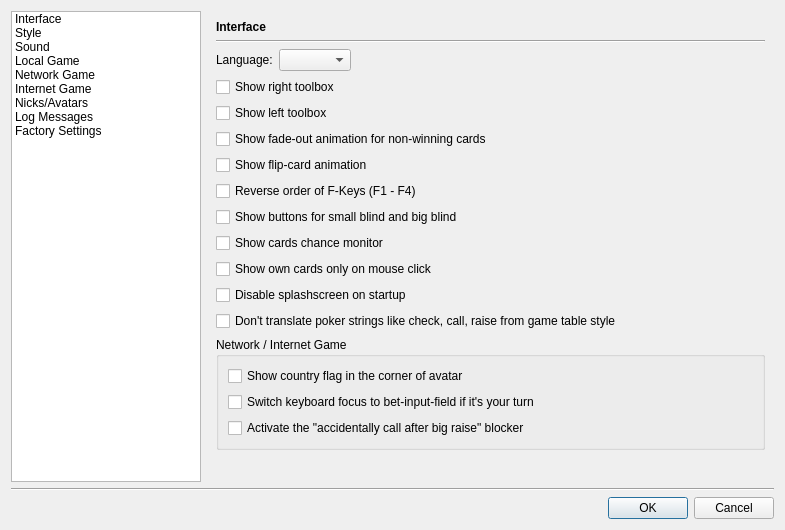
pokerth/pokerth, file src/gui/qt/settingsdialog.ui: the form before one commit.
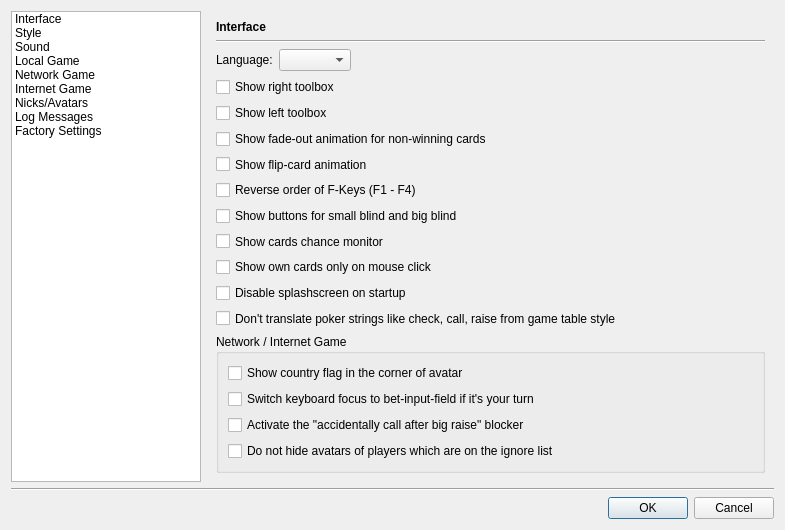
The form after the commit. Icons and pictures are not drawn. Custom widgets are drawn as their Qt base class.

```diff
--- a/src/gui/qt/settingsdialog.ui
+++ b/src/gui/qt/settingsdialog.ui
@@ -286,6 +286,13 @@
               </property>
              </widget>
             </item>
+            <item row="3" column="0">
+             <widget class="QCheckBox" name="checkBox_dontHideAvatarsOfIgnored">
+              <property name="text">
+               <string>Do not hide avatars of players which are on the ignore list</string>
+              </property>
+             </widget>
+            </item>
            </layout>
           </widget>
          </item>
```
Left out of the diff: 231 changed lines with no effect on the pictures.
